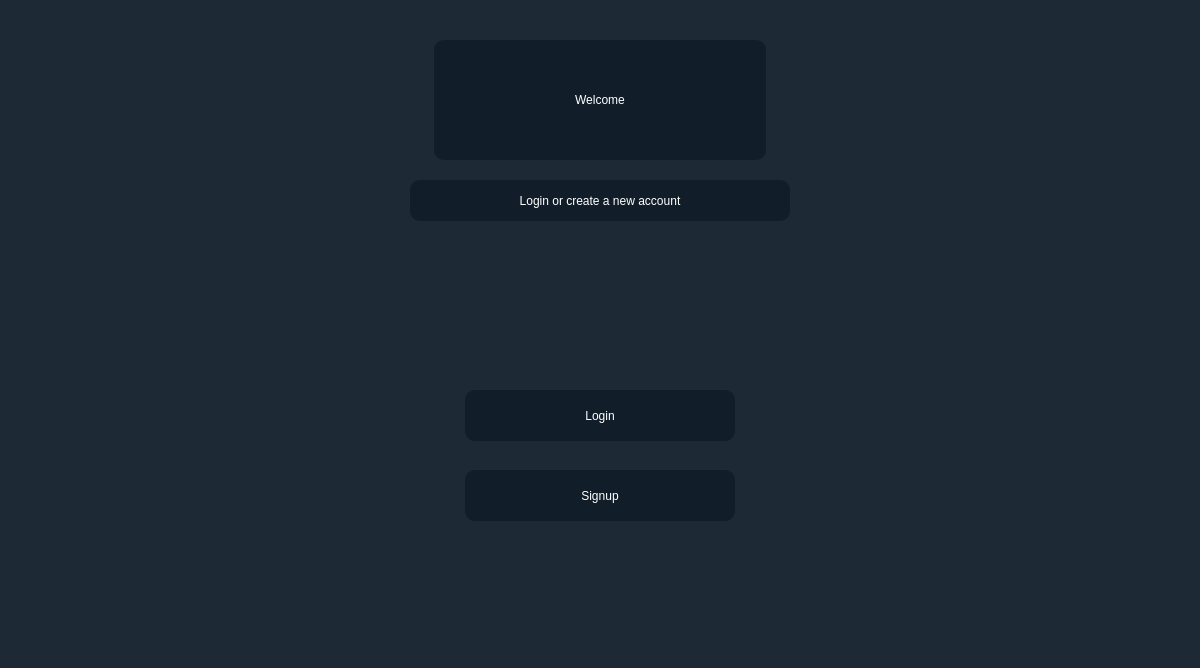
The window that UI FIles/welcomeScreen.ui (Hyancinth/PacemakerGUI) describes before a commit, drawn with Qt 5.
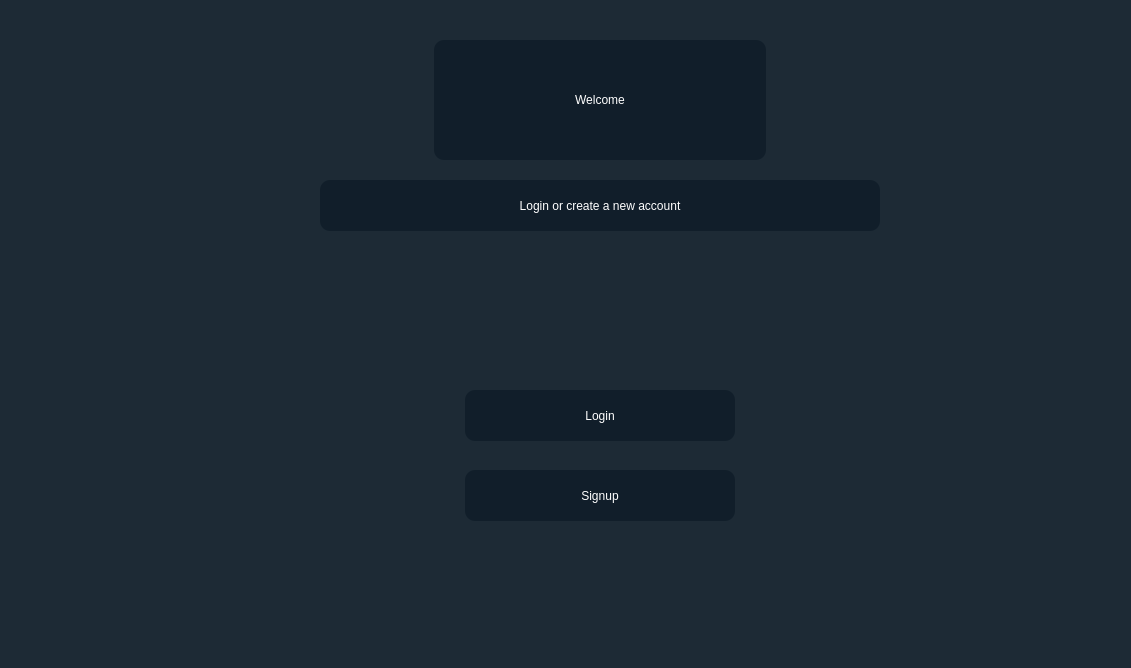
The same window after the commit.

Commit message: Updates all screens and implements systemView

What changed in the file:
```diff
--- a/UI FIles/welcomeScreen.ui
+++ b/UI FIles/welcomeScreen.ui
@@ -6,7 +6,7 @@
    <rect>
     <x>0</x>
     <y>0</y>
-    <width>1200</width>
+    <width>1131</width>
     <height>668</height>
    </rect>
   </property>
@@ -58,10 +58,10 @@
    <widget class="QLabel" name="infolabel">
     <property name="geometry">
      <rect>
-      <x>410</x>
+      <x>320</x>
       <y>180</y>
-      <width>380</width>
-      <height>41</height>
+      <width>560</width>
+      <height>51</height>
      </rect>
     </property>
     <property name="styleSheet">
```
The commit also changes 5 other files.
